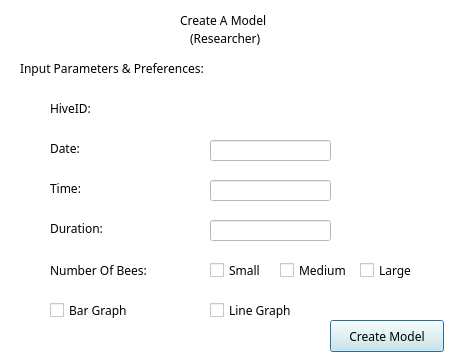
This is LoginGUI/createmodel.ui in ShihoVN/HiveChime as Qt 5 draws it before an edit. The edited form follows.
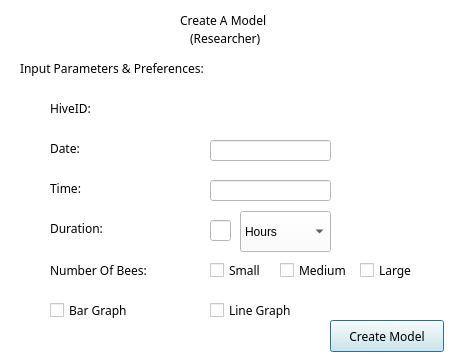
This is the edited form.

What changed in the file:
```diff
--- a/LoginGUI/createmodel.ui
+++ b/LoginGUI/createmodel.ui
@@ -1193,11 +1193,41 @@
     <rect>
      <x>210</x>
      <y>220</y>
-     <width>121</width>
+     <width>21</width>
      <height>21</height>
     </rect>
    </property>
   </widget>
+  <widget class="QComboBox" name="comboBox">
+   <property name="geometry">
+    <rect>
+     <x>240</x>
+     <y>211</y>
+     <width>91</width>
+     <height>41</height>
+    </rect>
+   </property>
+   <item>
+    <property name="text">
+     <string>Hours</string>
+    </property>
+   </item>
+   <item>
+    <property name="text">
+     <string>Minutes</string>
+    </property>
+   </item>
+   <item>
+    <property name="text">
+     <string>Seconds</string>
+    </property>
+   </item>
+   <item>
+    <property name="text">
+     <string>Days</string>
+    </property>
+   </item>
+  </widget>
  </widget>
  <resources/>
  <connections/>
```
